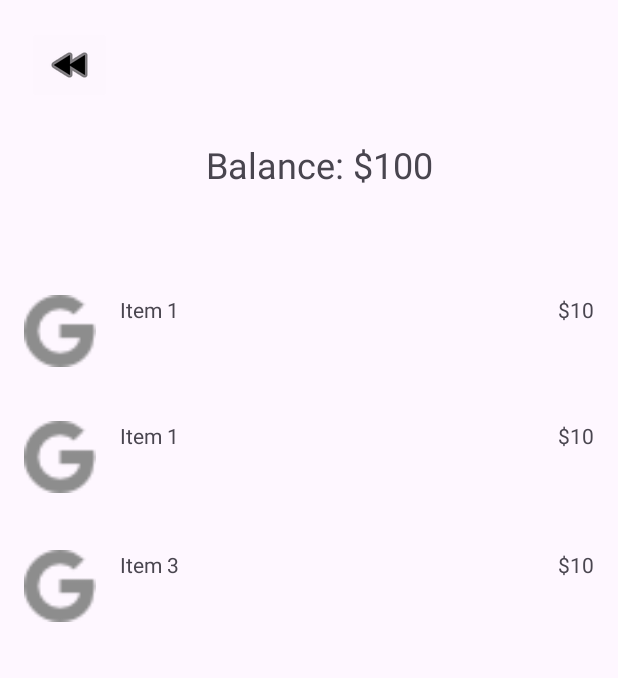
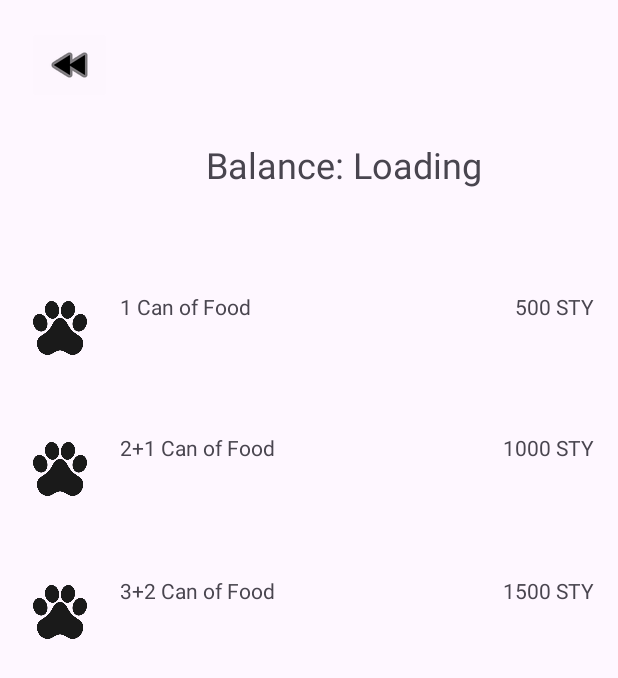
Before and after one commit to iremerdol/MobileApp_Project, an Android app: the layout shop_layout.xml on its own in the app's theme, with its tools: preview values and no code run, on a phone screen of 412 x 824 dp. Shown: the top 678 px of the screen. Run offline under Robolectric (Android 15) with nearby library versions, the phone set to English and light mode, and no system bars.

Commit message:
upgraded wallet

```diff
--- a/app/build.gradle.kts
+++ b/app/build.gradle.kts
@@ -43,4 +43,6 @@ dependencies {
 
     implementation(platform("com.google.firebase:firebase-bom:32.7.0"))
     implementation("com.google.firebase:firebase-analytics")
+    implementation(platform("com.google.firebase:firebase-bom:32.7.0"))
+    implementation("com.google.firebase:firebase-firestore")
 }
--- a/app/src/main/java/com/example/teamproject/login.java
+++ b/app/src/main/java/com/example/teamproject/login.java
@@ -6,7 +6,7 @@ import android.widget.Button;
 import android.widget.EditText;
 import android.widget.Toast;
 import androidx.appcompat.app.AppCompatActivity;
-//test
+
 import androidx.annotation.NonNull;
 
 import com.google.android.gms.tasks.OnCompleteListener;
--- a/app/src/main/res/layout/shop_layout.xml
+++ b/app/src/main/res/layout/shop_layout.xml
@@ -9,22 +9,22 @@
     <!-- Item 1 -->
 
     <TextView
-        android:id="@+id/balanceTextView"
-        android:layout_width="199dp"
-        android:layout_height="44dp"
+        android:id="@+id/textBalanceShop"
+        android:layout_width="236dp"
+        android:layout_height="61dp"
         android:layout_below="@+id/buttonShopBack"
         android:layout_alignParentStart="true"
         android:layout_marginStart="137dp"
         android:layout_marginTop="24dp"
-        android:text="Balance: $100"
+        android:text="Balance: Loading"
         android:textSize="24sp" />
 
     <LinearLayout
         android:id="@+id/item1Layout"
         android:layout_width="match_parent"
         android:layout_height="wrap_content"
-        android:layout_below="@id/balanceTextView"
-        android:layout_marginTop="43dp"
+        android:layout_below="@id/textBalanceShop"
+        android:layout_marginTop="24dp"
         android:orientation="horizontal"
         android:padding="16dp">
 
@@ -32,7 +32,7 @@
         <ImageView
             android:layout_width="48dp"
             android:layout_height="48dp"
-            app:srcCompat="@drawable/googleg_disabled_color_18" />
+            app:srcCompat="@drawable/paw" />
 
 
         <!-- Item 1 Name -->
@@ -40,7 +40,7 @@
             android:layout_width="wrap_content"
             android:layout_height="wrap_content"
             android:layout_marginStart="16dp"
-            android:text="Item 1" />
+            android:text="1 Can of Food" />
 
         <!-- Item 1 Price -->
         <TextView
@@ -48,7 +48,7 @@
             android:layout_height="wrap_content"
             android:layout_weight="1"
             android:gravity="end"
-            android:text="$10" />
+            android:text="500 STY" />
 
     </LinearLayout>
 
@@ -56,8 +56,8 @@
         android:id="@+id/item2Layout"
         android:layout_width="match_parent"
         android:layout_height="wrap_content"
-        android:layout_below="@id/balanceTextView"
-        android:layout_marginTop="127dp"
+        android:layout_below="@id/textBalanceShop"
+        android:layout_marginTop="118dp"
         android:orientation="horizontal"
         android:padding="16dp">
 
@@ -65,23 +65,24 @@
         <ImageView
             android:layout_width="48dp"
             android:layout_height="48dp"
-            app:srcCompat="@drawable/googleg_disabled_color_18" />
+            app:srcCompat="@drawable/paw" />
 
 
         <!-- Item 2 Name -->
+
+        <!-- Item 2 Price -->
         <TextView
             android:layout_width="wrap_content"
             android:layout_height="wrap_content"
             android:layout_marginStart="16dp"
-            android:text="Item 1" />
+            android:text="2+1 Can of Food" />
 
-        <!-- Item 2 Price -->
         <TextView
             android:layout_width="0dp"
             android:layout_height="wrap_content"
             android:layout_weight="1"
             android:gravity="end"
-            android:text="$10" />
+            android:text="1000 STY" />
 
     </LinearLayout>
 
@@ -89,7 +90,7 @@
         android:id="@+id/item3Layout"
         android:layout_width="match_parent"
         android:layout_height="wrap_content"
-        android:layout_below="@id/balanceTextView"
+        android:layout_below="@id/textBalanceShop"
         android:layout_marginTop="213dp"
         android:orientation="horizontal"
         android:padding="16dp">
@@ -98,7 +99,7 @@
         <ImageView
             android:layout_width="48dp"
             android:layout_height="48dp"
-            app:srcCompat="@drawable/googleg_disabled_color_18" />
+            app:srcCompat="@drawable/paw" />
 
 
         <!-- Item 3 Name -->
@@ -106,7 +107,7 @@
             android:layout_width="wrap_content"
             android:layout_height="wrap_content"
             android:layout_marginStart="16dp"
-            android:text="Item 3" />
+            android:text="3+2 Can of Food" />
 
         <!-- Item 3 Price -->
         <TextView
@@ -114,7 +115,7 @@
             android:layout_height="wrap_content"
             android:layout_weight="1"
             android:gravity="end"
-            android:text="$10" />
+            android:text="1500 STY" />
 
     </LinearLayout>
 
@@ -132,4 +133,16 @@
         app:tint="#000000"
         app:srcCompat="@android:drawable/ic_media_rew" />
 
+    <TextView
+        android:id="@+id/textGiftCount"
+        android:layout_width="333dp"
+        android:layout_height="107dp"
+        android:layout_below="@+id/item3Layout"
+        android:layout_alignParentStart="true"
+        android:layout_marginStart="43dp"
+        android:layout_marginTop="60dp"
+        android:fontFamily="cursive"
+        android:textSize="20sp"
+        android:textStyle="italic" />
+
 </RelativeLayout>
--- a/app/src/main/res/values/colors.xml
+++ b/app/src/main/res/values/colors.xml
@@ -2,4 +2,5 @@
 <resources>
     <color name="black">#FF000000</color>
     <color name="white">#FFFFFFFF</color>
+    <color name="clickedColor">#C1BC9FEF</color>
 </resources>
```
Also changed, not shown: app/src/main/java/com/example/teamproject/MainActivity.java (+23 -1 lines), app/src/main/java/com/example/teamproject/register.java (+18 -3 lines), app/src/main/java/com/example/teamproject/shop.java (+76 -15 lines), app/src/main/res/layout/activity_main.xml (+9 -9 lines), app/src/main/res/drawable/paw.png (added).
